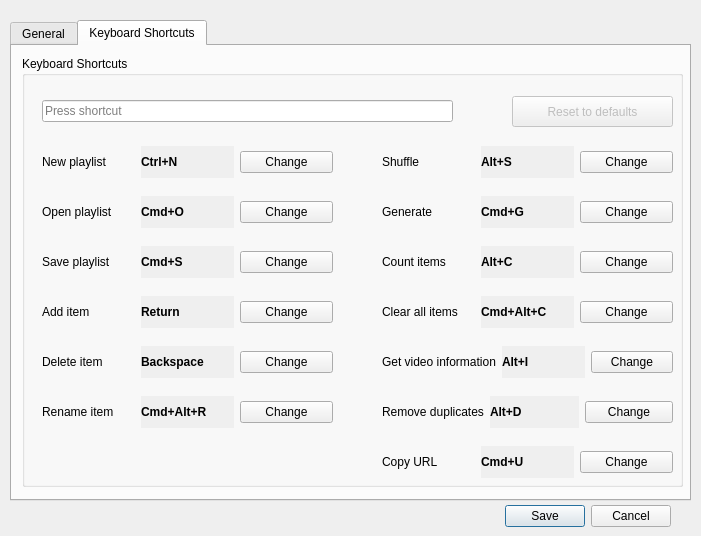
First picture: the form in src/main/resources/base/forms/settings_dialog.ui, repository christianhofmanncodes/youtube-playlist-generator, before the edit.
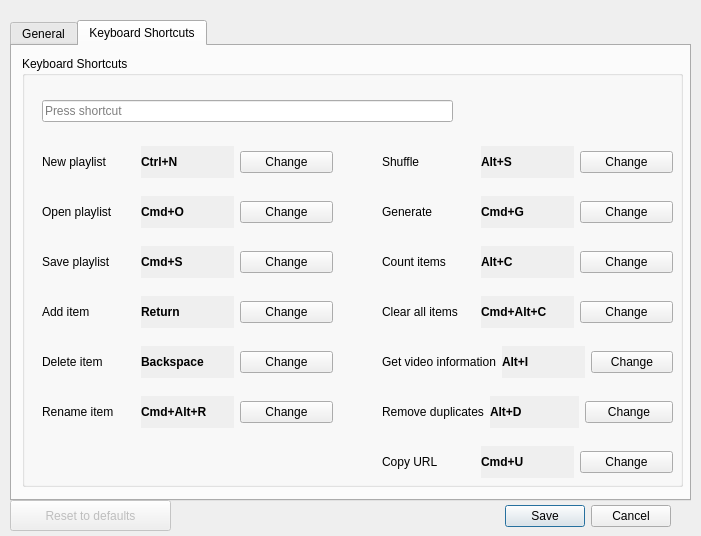
Second picture: the form after the edit. The open tabs and pages were chosen to show the change.

Commit message: Use pushButton_reset_defaults to reset all settings to default values

The edit to the form file:
```diff
--- a/src/main/resources/base/forms/settings_dialog.ui
+++ b/src/main/resources/base/forms/settings_dialog.ui
@@ -739,22 +739,6 @@
        </item>
       </layout>
      </widget>
-     <widget class="QPushButton" name="pushButton_reset_defaults">
-      <property name="enabled">
-       <bool>false</bool>
-      </property>
-      <property name="geometry">
-       <rect>
-        <x>490</x>
-        <y>40</y>
-        <width>161</width>
-        <height>31</height>
-       </rect>
-      </property>
-      <property name="text">
-       <string>Reset to defaults</string>
-      </property>
-     </widget>
      <widget class="QWidget" name="layoutWidget_2">
       <property name="geometry">
        <rect>
@@ -799,6 +783,22 @@
     </widget>
    </widget>
   </widget>
+  <widget class="QPushButton" name="pushButton_reset_defaults">
+   <property name="enabled">
+    <bool>false</bool>
+   </property>
+   <property name="geometry">
+    <rect>
+     <x>10</x>
+     <y>500</y>
+     <width>161</width>
+     <height>31</height>
+    </rect>
+   </property>
+   <property name="text">
+    <string>Reset to defaults</string>
+   </property>
+  </widget>
  </widget>
  <resources/>
  <connections>
```
